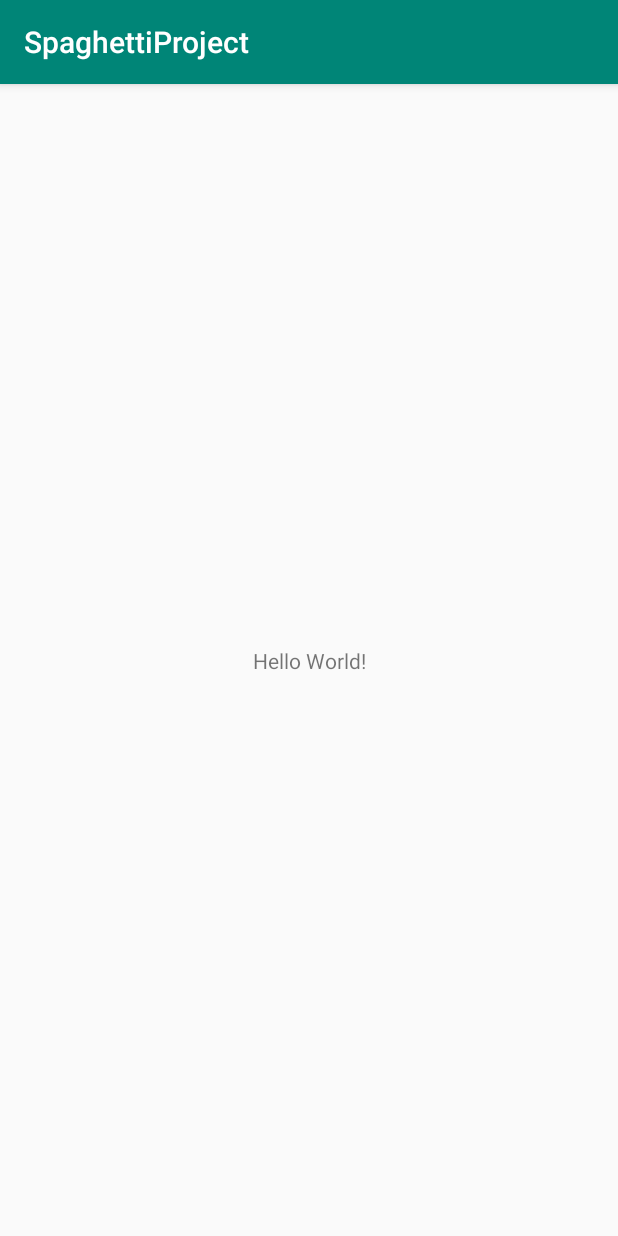
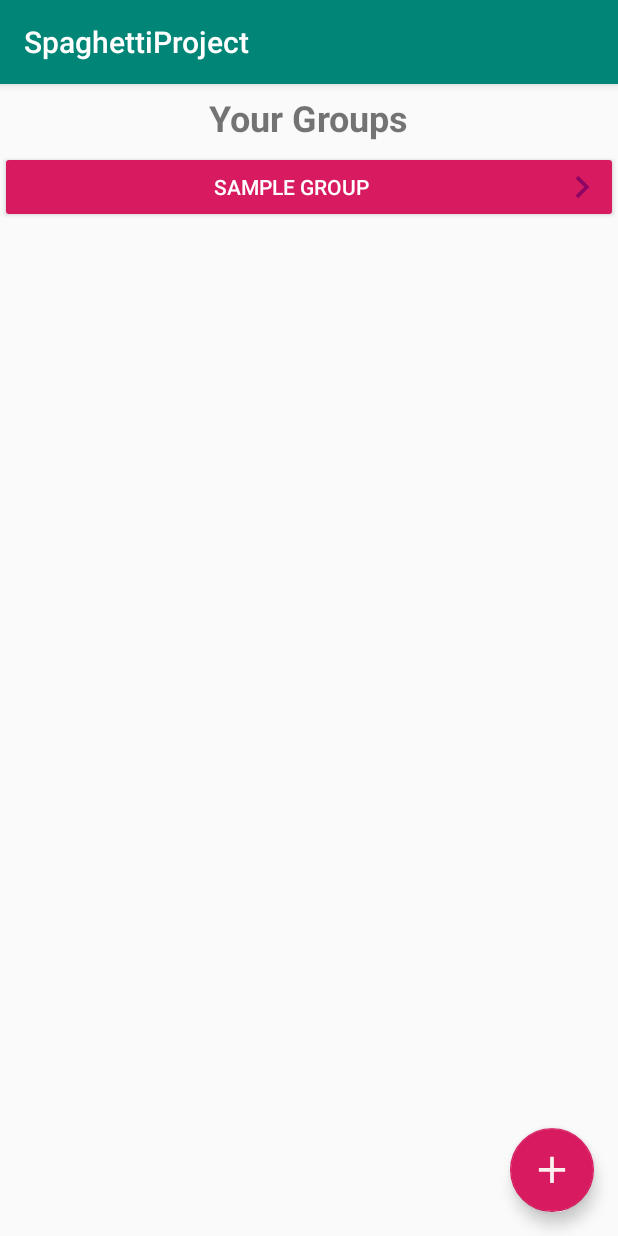
Before and after one commit to Ali-Sab/SpaghettiProject, an Android app: the screen it shows after launch (MainActivity), on a phone screen of 412 x 824 dp. Run offline under Robolectric (Android 15) with nearby library versions, the phone set to English and light mode, and no system bars.

Commit message:
Add sample MainActivity

```diff
--- a/app/build.gradle
+++ b/app/build.gradle
@@ -3,6 +3,7 @@ apply plugin: 'com.android.application'
 android {
     compileSdkVersion 28
     buildToolsVersion "29.0.0"
+    android.defaultConfig.vectorDrawables.useSupportLibrary = true
     defaultConfig {
         applicationId "com.example.android.spaghettiproject"
         minSdkVersion 17
@@ -23,6 +24,7 @@ dependencies {
     implementation fileTree(dir: 'libs', include: ['*.jar'])
     implementation 'com.android.support:appcompat-v7:28.0.0'
     implementation 'com.android.support.constraint:constraint-layout:1.1.3'
+    implementation 'com.android.support:design:28.0.0'
     testImplementation 'junit:junit:4.12'
     androidTestImplementation 'com.android.support.test:runner:1.0.2'
     androidTestImplementation 'com.android.support.test.espresso:espresso-core:3.0.2'
--- a/app/src/main/AndroidManifest.xml
+++ b/app/src/main/AndroidManifest.xml
@@ -8,7 +8,7 @@
         android:label="@string/app_name"
         android:roundIcon="@mipmap/ic_launcher_round"
         android:supportsRtl="true"
-        android:theme="@style/AppTheme">
+        android:theme="@style/AppTheme.NoActionBar">
         <activity android:name=".MainActivity">
             <intent-filter>
                 <action android:name="android.intent.action.MAIN" />
--- a/app/src/main/java/com/example/android/spaghettiproject/MainActivity.java
+++ b/app/src/main/java/com/example/android/spaghettiproject/MainActivity.java
@@ -2,6 +2,8 @@ package com.example.android.spaghettiproject;
 
 import android.support.v7.app.AppCompatActivity;
 import android.os.Bundle;
+import android.support.v7.widget.Toolbar;
+import android.view.Menu;
 
 public class MainActivity extends AppCompatActivity {
 
@@ -9,5 +11,14 @@ public class MainActivity extends AppCompatActivity {
     protected void onCreate(Bundle savedInstanceState) {
         super.onCreate(savedInstanceState);
         setContentView(R.layout.activity_main);
+
+        Toolbar toolbar = findViewById(R.id.toolbar);
+        setSupportActionBar(toolbar);
+    }
+
+    @Override
+    public boolean onCreateOptionsMenu(Menu menu) {
+        return super.onCreateOptionsMenu(menu);
+
     }
 }
--- /dev/null
+++ b/app/src/main/res/drawable-anydpi/ic_add_group.xml
@@ -0,0 +1,13 @@
+<vector xmlns:android="http://schemas.android.com/apk/res/android"
+    android:width="24dp"
+    android:height="24dp"
+    android:viewportWidth="19.2"
+    android:viewportHeight="19.2"
+    android:tint="#FFF0F0">
+  <group android:translateX="-2.4"
+      android:translateY="-2.4">
+      <path
+          android:fillColor="#FF000000"
+          android:pathData="M19,13h-6v6h-2v-6H5v-2h6V5h2v6h6v2z"/>
+  </group>
+</vector>
--- /dev/null
+++ b/app/src/main/res/drawable-anydpi/ic_next_arrow.xml
@@ -0,0 +1,13 @@
+<vector xmlns:android="http://schemas.android.com/apk/res/android"
+    android:width="24dp"
+    android:height="24dp"
+    android:viewportWidth="19.2"
+    android:viewportHeight="19.2"
+    android:tint="#8F0563">
+  <group android:translateX="-2.4"
+      android:translateY="-2.4">
+      <path
+          android:fillColor="#FF000000"
+          android:pathData="M10,6L8.59,7.41 13.17,12l-4.58,4.59L10,18l6,-6z"/>
+  </group>
+</vector>
--- a/app/src/main/res/layout/activity_main.xml
+++ b/app/src/main/res/layout/activity_main.xml
@@ -1,18 +1,35 @@
 <?xml version="1.0" encoding="utf-8"?>
-<android.support.constraint.ConstraintLayout xmlns:android="http://schemas.android.com/apk/res/android"
+<android.support.design.widget.CoordinatorLayout
+    xmlns:android="http://schemas.android.com/apk/res/android"
     xmlns:app="http://schemas.android.com/apk/res-auto"
     xmlns:tools="http://schemas.android.com/tools"
+
     android:layout_width="match_parent"
     android:layout_height="match_parent"
-    tools:context=".MainActivity">
+    tools:context="com.example.android.spaghettiproject.MainActivity">
 
-    <TextView
+    <android.support.design.widget.AppBarLayout
+        android:layout_width="match_parent"
+        android:layout_height="wrap_content"
+        android:theme="@style/AppTheme.AppBarOverlay">
+
+        <android.support.v7.widget.Toolbar
+            android:id="@+id/toolbar"
+            android:layout_width="match_parent"
+            android:layout_height="?attr/actionBarSize"
+            android:background="?attr/colorPrimary"
+            app:popupTheme="@style/AppTheme.PopupOverlay" />
+
+    </android.support.design.widget.AppBarLayout>
+
+    <include layout="@layout/content_main" />
+
+    <android.support.design.widget.FloatingActionButton
+        android:id="@+id/fab"
         android:layout_width="wrap_content"
         android:layout_height="wrap_content"
-        android:text="Hello World!"
-        app:layout_constraintBottom_toBottomOf="parent"
-        app:layout_constraintLeft_toLeftOf="parent"
-        app:layout_constraintRight_toRightOf="parent"
-        app:layout_constraintTop_toTopOf="parent" />
+        android:layout_gravity="bottom|end"
+        android:layout_margin="16dp"
+        app:srcCompat="@drawable/ic_add_group" />
 
-</android.support.constraint.ConstraintLayout>
+</android.support.design.widget.CoordinatorLayout>
--- /dev/null
+++ b/app/src/main/res/layout/content_main.xml
@@ -0,0 +1,57 @@
+<?xml version="1.0" encoding="utf-8"?>
+
+<android.support.constraint.ConstraintLayout
+    xmlns:android="http://schemas.android.com/apk/res/android"
+    xmlns:app="http://schemas.android.com/apk/res-auto"
+    xmlns:tools="http://schemas.android.com/tools"
+    android:layout_width="match_parent"
+    android:layout_height="match_parent"
+    app:layout_behavior="@string/appbar_scrolling_view_behavior"
+    tools:context="com.example.android.spaghettiproject.MainActivity"
+    tools:showIn="@layout/activity_main">
+
+    <LinearLayout
+        android:layout_width="match_parent"
+        android:layout_height="match_parent"
+        android:orientation="vertical"
+        android:gravity="center">
+
+        <TextView
+            android:id="@+id/group_intro"
+            android:layout_width="wrap_content"
+            android:layout_height="wrap_content"
+            android:layout_marginTop="6dp"
+            android:layout_marginBottom="6dp"
+            android:text="@string/groups_intro"
+            android:textSize="24sp"
+            android:textStyle="bold"
+            app:layout_constraintLeft_toLeftOf="parent"
+            app:layout_constraintRight_toRightOf="parent"
+            app:layout_constraintTop_toTopOf="parent" />
+
+        <ScrollView
+            android:layout_width="match_parent"
+            android:layout_height="match_parent">
+
+            <LinearLayout
+                android:layout_width="match_parent"
+                android:layout_height="wrap_content"
+                android:orientation="vertical"
+                android:gravity="center" >
+
+                <Button
+                    android:id="@+id/button"
+                    style="@style/Widget.AppCompat.Button.Colored"
+                    android:layout_width="match_parent"
+                    android:layout_height="wrap_content"
+                    android:drawableEnd="@drawable/ic_next_arrow"
+                    android:text="Sample Group" />
+            </LinearLayout>
+
+        </ScrollView>
+
+    </LinearLayout>
+
+
+
+</android.support.constraint.ConstraintLayout>
--- a/app/src/main/res/values/strings.xml
+++ b/app/src/main/res/values/strings.xml
@@ -1,3 +1,4 @@
 <resources>
     <string name="app_name">SpaghettiProject</string>
+    <string name="groups_intro">Your Groups</string>
 </resources>
--- a/app/src/main/res/values/styles.xml
+++ b/app/src/main/res/values/styles.xml
@@ -8,4 +8,15 @@
         <item name="colorAccent">@color/colorAccent</item>
     </style>
 
+    <style name="AppTheme.NoActionBar">
+        <item name="windowActionBar">false</item>
+        <item name="windowNoTitle">true</item>
+    </style>
+
+    <style name="AppTheme.AppBarOverlay"
+        parent="ThemeOverlay.AppCompat.Dark.ActionBar" />
+
+    <style name="AppTheme.PopupOverlay"
+        parent="ThemeOverlay.AppCompat.Light" />
+
 </resources>
```
Also changed, not shown: app/src/main/res/drawable-hdpi/ic_add_group.png (added), app/src/main/res/drawable-hdpi/ic_next_arrow.png (added), app/src/main/res/drawable-mdpi/ic_add_group.png (added), app/src/main/res/drawable-mdpi/ic_next_arrow.png (added), app/src/main/res/drawable-xhdpi/ic_add_group.png (added), app/src/main/res/drawable-xhdpi/ic_next_arrow.png (added), app/src/main/res/drawable-xxhdpi/ic_add_group.png (added), app/src/main/res/drawable-xxhdpi/ic_next_arrow.png (added).
